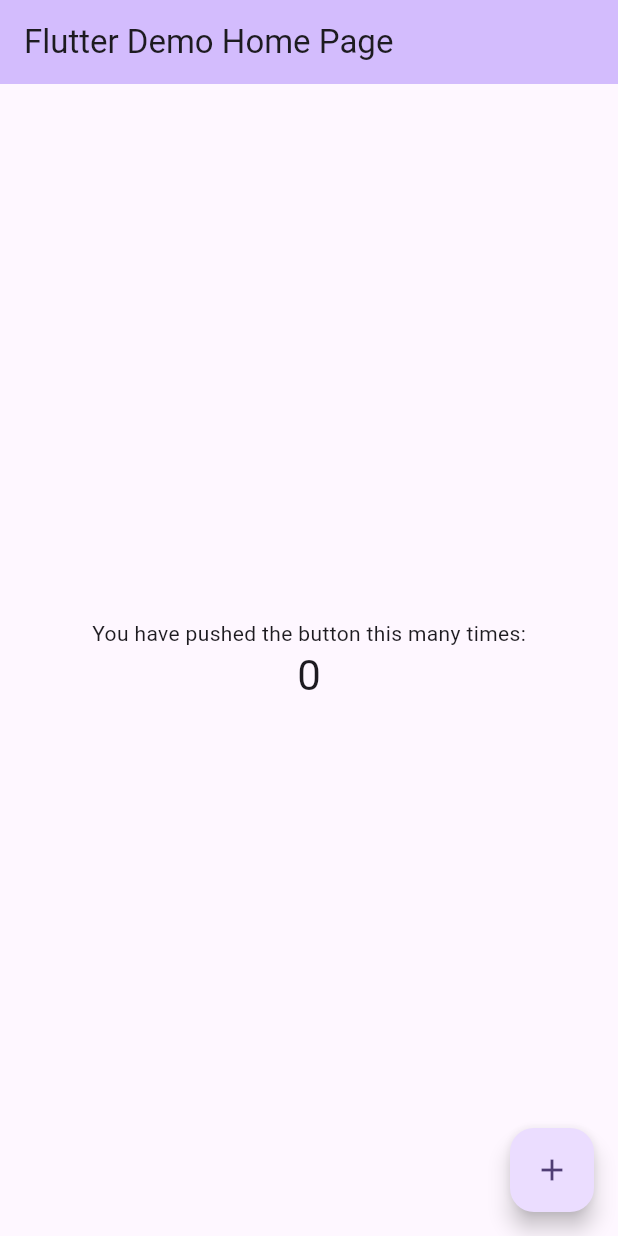
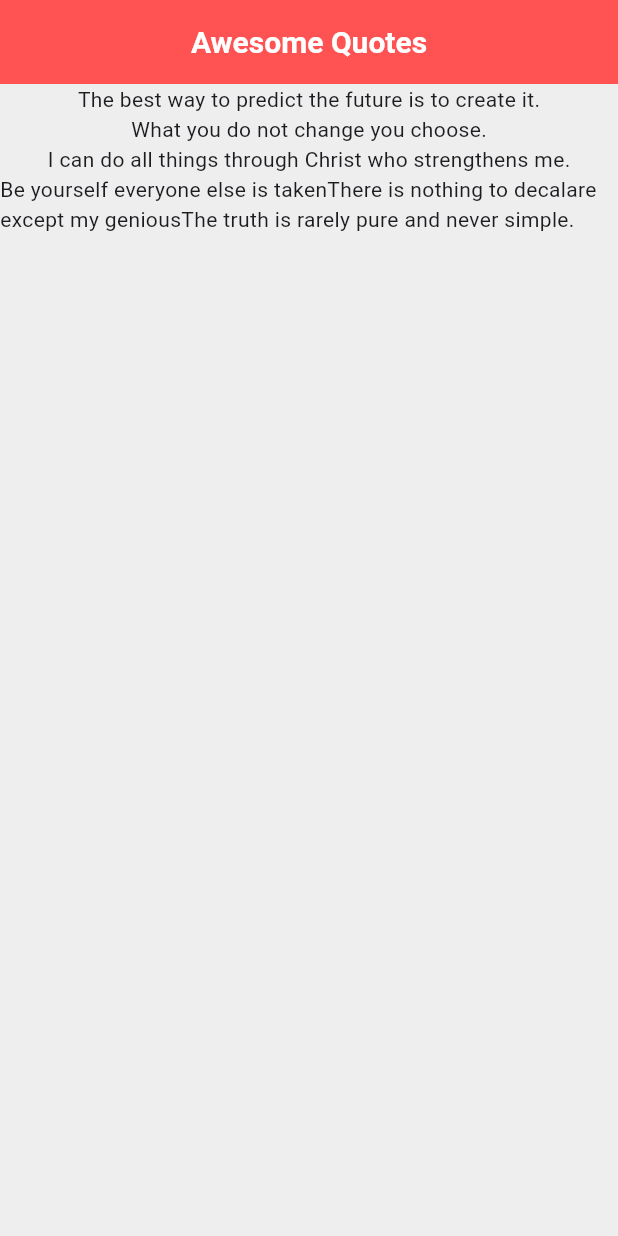
Before and after one commit to Cynthia-Isutsa/quote_generator, a Flutter app: the screen it shows after launch, on a phone screen of 412 x 824 dp. Run offline on Flutter 3.47's test engine with Material 3 defaults, Android fonts, the phone set to English and light mode, and no system bars.

Commit message:
lists and suing the map method

```diff
--- a/lib/main.dart
+++ b/lib/main.dart
@@ -1,125 +1,49 @@
 import 'package:flutter/material.dart';
 
 void main() {
-  runApp(const MyApp());
+  runApp(const MaterialApp(
+    home: QuotesList(),
+  ));
 }
 
-class MyApp extends StatelessWidget {
-  const MyApp({super.key});
+class QuotesList extends StatefulWidget {
+  const QuotesList({super.key});
 
-  // This widget is the root of your application.
+  @override
+  State<QuotesList> createState() => _QuotesListState();
+}
+
+class _QuotesListState extends State<QuotesList> {
+  List<String> quotes = [
+    'The best way to predict the future is to create it.',
+    'What you do not change you choose.',
+    'I can do all things through Christ who strengthens me.',
+    'Be yourself everyone else is taken'
+    'There is nothing to decalare except my genious'
+    'The truth is rarely pure and never simple.',
+  ];
+
+
   @override
   Widget build(BuildContext context) {
-    return MaterialApp(
-      title: 'Flutter Demo',
-      theme: ThemeData(
-        // This is the theme of your application.
-        //
-        // TRY THIS: Try running your application with "flutter run". You'll see
-        // the application has a purple toolbar. Then, without quitting the app,
-        // try changing the seedColor in the colorScheme below to Colors.green
-        // and then invoke "hot reload" (save your changes or press the "hot
-        // reload" button in a Flutter-supported IDE, or press "r" if you used
-        // the command line to start the app).
-        //
-        // Notice that the counter didn't reset back to zero; the application
-        // state is not lost during the reload. To reset the state, use hot
-        // restart instead.
-        //
-        // This works for code too, not just values: Most code changes can be
-        // tested with just a hot reload.
-        colorScheme: ColorScheme.fromSeed(seedColor: Colors.deepPurple),
-        useMaterial3: true,
+    return Scaffold(
+      backgroundColor: Colors.grey[200],
+      appBar: AppBar(
+        backgroundColor: Colors.redAccent,
+        centerTitle: true,
+        title:  const Text(
+          'Awesome Quotes',
+          style: TextStyle(
+            fontSize: 20,
+              fontWeight: FontWeight.bold,
+              color: Colors.white
+
+          )
+          ),
       ),
-      home: const MyHomePage(title: 'Flutter Demo Home Page'),
+      body:  Column(
+        children: quotes.map((item) => Text(item)).toList(),
+      ),
     );
   }
 }
-
-class MyHomePage extends StatefulWidget {
-  const MyHomePage({super.key, required this.title});
-
-  // This widget is the home page of your application. It is stateful, meaning
-  // that it has a State object (defined below) that contains fields that affect
-  // how it looks.
-
-  // This class is the configuration for the state. It holds the values (in this
-  // case the title) provided by the parent (in this case the App widget) and
-  // used by the build method of the State. Fields in a Widget subclass are
-  // always marked "final".
-
-  final String title;
-
-  @override
-  State<MyHomePage> createState() => _MyHomePageState();
-}
-
-class _MyHomePageState extends State<MyHomePage> {
-  int _counter = 0;
-
-  void _incrementCounter() {
-    setState(() {
-      // This call to setState tells the Flutter framework that something has
-      // changed in this State, which causes it to rerun the build method below
-      // so that the display can reflect the updated values. If we changed
-      // _counter without calling setState(), then the build method would not be
-      // called again, and so nothing would appear to happen.
-      _counter++;
-    });
-  }
-
-  @override
-  Widget build(BuildContext context) {
-    // This method is rerun every time setState is called, for instance as done
-    // by the _incrementCounter method above.
-    //
-    // The Flutter framework has been optimized to make rerunning build methods
-    // fast, so that you can just rebuild anything that needs updating rather
-    // than having to individually change instances of widgets.
-    return Scaffold(
-      appBar: AppBar(
-        // TRY THIS: Try changing the color here to a specific color (to
-        // Colors.amber, perhaps?) and trigger a hot reload to see the AppBar
-        // change color while the other colors stay the same.
-        backgroundColor: Theme.of(context).colorScheme.inversePrimary,
-        // Here we take the value from the MyHomePage object that was created by
-        // the App.build method, and use it to set our appbar title.
-        title: Text(widget.title),
-      ),
-      body: Center(
-        // Center is a layout widget. It takes a single child and positions it
-        // in the middle of the parent.
-        child: Column(
-          // Column is also a layout widget. It takes a list of children and
-          // arranges them vertically. By default, it sizes itself to fit its
-          // children horizontally, and tries to be as tall as its parent.
-          //
-          // Column has various properties to control how it sizes itself and
-          // how it positions its children. Here we use mainAxisAlignment to
-          // center the children vertically; the main axis here is the vertical
-          // axis because Columns are vertical (the cross axis would be
-          // horizontal).
-          //
-          // TRY THIS: Invoke "debug painting" (choose the "Toggle Debug Paint"
-          // action in the IDE, or press "p" in the console), to see the
-          // wireframe for each widget.
-          mainAxisAlignment: MainAxisAlignment.center,
-          children: <Widget>[
-            const Text(
-              'You have pushed the button this many times:',
-            ),
-            Text(
-              '$_counter',
-              style: Theme.of(context).textTheme.headlineMedium,
-            ),
-          ],
-        ),
-      ),
-      floatingActionButton: FloatingActionButton(
-        onPressed: _incrementCounter,
-        tooltip: 'Increment',
-        child: const Icon(Icons.add),
-      ), // This trailing comma makes auto-formatting nicer for build methods.
-    );
-  }
-}
```
Also changed, not shown: 1 other file.
